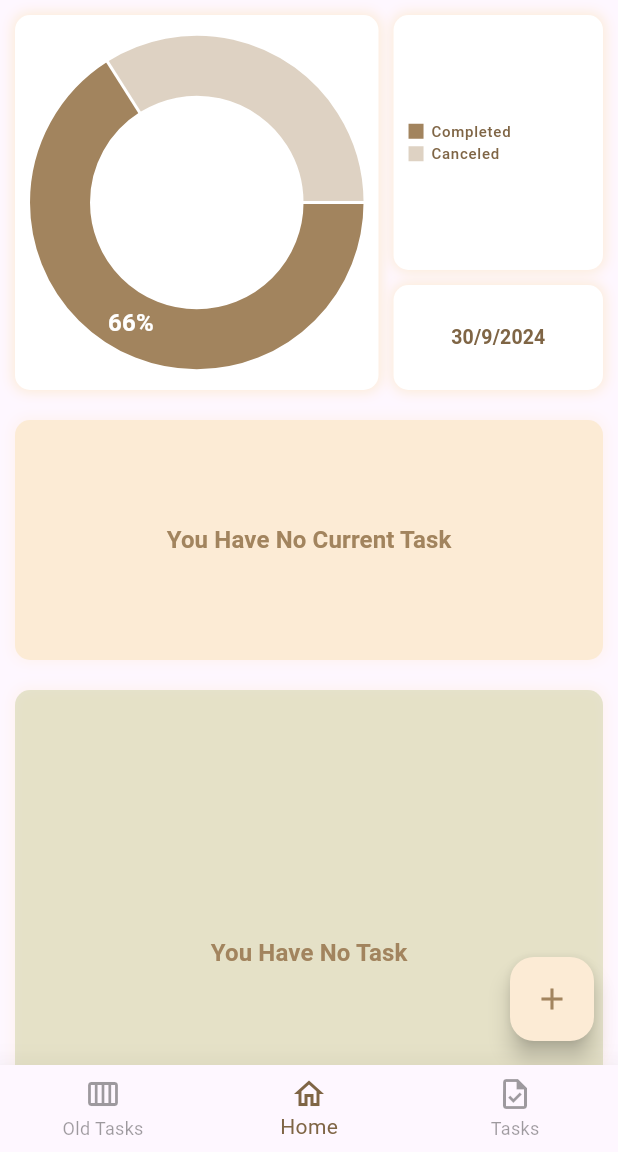
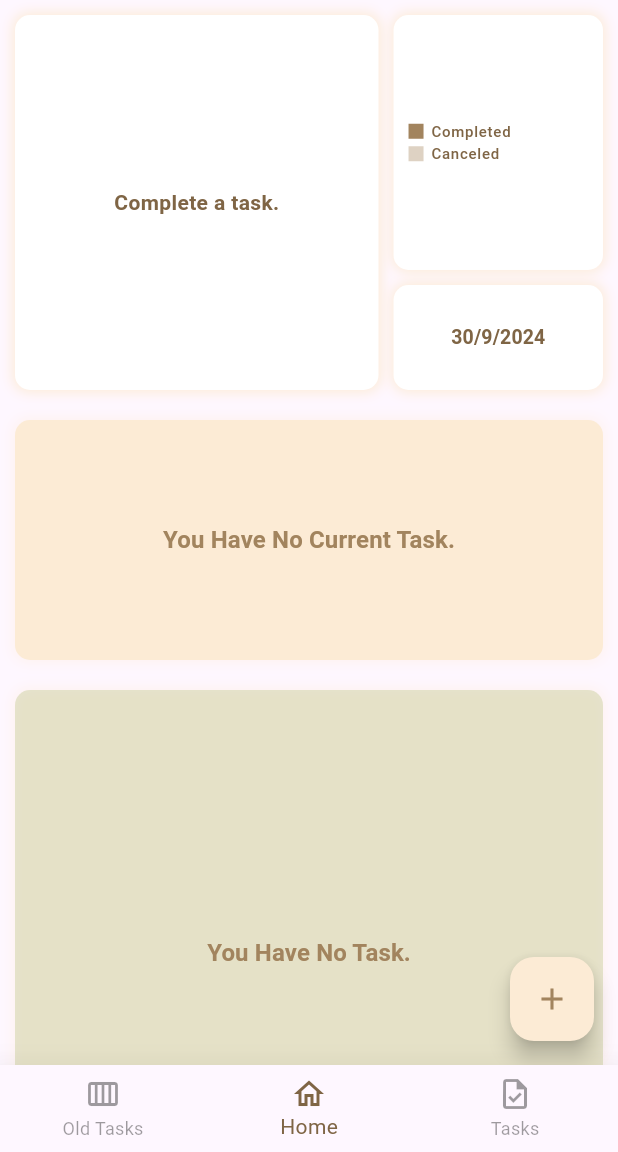
Before and after one commit to m-mhe/scheduler, a Flutter app: the screen it shows after launch, on a phone screen of 412 x 824 dp, the part 84-1236 px from its top. Run offline on Flutter 3.47's test engine with Material 3 defaults, Android fonts, the phone set to English and light mode, and no system bars; drawn by our look-alikes of fl_chart; our stand-ins replace get, numberpicker, sqflite; accounts and stored records are empty.

Commit message:
virson 1.0.0.0 completed

```diff
--- a/lib/data/entity.dart
+++ b/lib/data/entity.dart
@@ -11,7 +11,7 @@ class Entity {
 
   final String title;
   final String subTitle;
-  final String taskState;
+  String taskState;
   final int fromTime;
   final int toTime;
   final int date;
--- /dev/null
+++ b/lib/data/entity_two.dart
@@ -0,0 +1,18 @@
+class EntityTwo {
+  EntityTwo(
+      {required this.title,
+        required this.subTitle,
+        required this.taskState,});
+
+  final String title;
+  final String subTitle;
+  final String taskState;
+
+  Map<String, dynamic> toMap() {
+    return {
+      'title': title,
+      'subtitle': subTitle,
+      'taskState': taskState,
+    };
+  }
+}
--- a/lib/database_setup.dart
+++ b/lib/database_setup.dart
@@ -1,9 +1,10 @@
 import 'package:scheduler/data/entity.dart';
 import 'package:path/path.dart';
+import 'package:scheduler/data/entity_two.dart';
 import 'package:sqflite/sqflite.dart';
 
 class DatabaseSetup {
-  static Future<void> saveTask(Entity dataEntity) async {
+  static Future<void> saveActiveTask(Entity dataEntity) async {
     final connectToDataBase = await openDatabase(
       join(await getDatabasesPath(), 'scheduler.db'),
     );
@@ -43,4 +44,48 @@ class DatabaseSetup {
     await connectToDataBase.close();
     return taskList;
   }
+
+  static Future<void> deleteFromActiveDB(String title) async {
+    final connectToDatabase = await openDatabase(
+      join(await getDatabasesPath(), 'scheduler.db'),
+    );
+    await connectToDatabase.delete(
+      'active_task',
+      where: 'title = ?',
+      whereArgs: [title],
+    );
+    await connectToDatabase.close();
+  }
+
+  static Future<void> saveInactiveTask(EntityTwo dataEntity) async {
+    final connectToDataBase = await openDatabase(
+      join(await getDatabasesPath(), 'scheduler.db'),
+    );
+    await connectToDataBase.insert('inActive_task', dataEntity.toMap(),
+        conflictAlgorithm: ConflictAlgorithm.replace);
+    await connectToDataBase.close();
+  }
+
+  static Future<List<EntityTwo>> fetchFromInactiveDB() async {
+    List<EntityTwo> taskList = [];
+    final connectToDataBase = await openDatabase(
+      join(await getDatabasesPath(), 'scheduler.db'),
+    );
+    List<Map> data = await connectToDataBase.query('inActive_task');
+    for (final {
+    'title': title as String,
+    'subtitle': subtitle as String,
+    'taskState': taskState as String,
+    } in data) {
+      taskList.insert(
+        0,
+        EntityTwo(
+            title: title,
+            subTitle: subtitle,
+            taskState: taskState,),
+      );
+    }
+    await connectToDataBase.close();
+    return taskList;
+  }
 }
--- a/lib/main.dart
+++ b/lib/main.dart
@@ -6,9 +6,11 @@ import 'package:path/path.dart';
 Future<void> main() async {
   WidgetsFlutterBinding.ensureInitialized();
   await openDatabase(join(await getDatabasesPath(), 'scheduler.db'),
-      onCreate: (Database db, int v) {
-    db.execute(
+      onCreate: (Database db, int v) async {
+    await db.execute(
         'CREATE TABLE IF NOT EXISTS active_task(title TEXT, subtitle TEXT, taskState TEXT, fromTime INTEGER, toTime INTEGER, date INTEGER, month INTEGER, year INTEGER)');
+    await db.execute(
+        'CREATE TABLE IF NOT EXISTS inActive_task(title TEXT, subtitle TEXT, taskState TEXT)');
   }, version: 1);
   runApp(const MyApp());
 }
--- a/lib/ui/screens/create_task_screen.dart
+++ b/lib/ui/screens/create_task_screen.dart
@@ -170,7 +170,7 @@ class _CreateTaskScreenState extends State<CreateTaskScreen> {
                       _subTitleTEC.text.trim().isNotEmpty) {
                     Entity dataEntity = Entity(
                         title: _titleTEC.text,
-                        subTitle: _subTitleTEC.text,
+                        subTitle: '[$_fromTime12 - $_toTime12] ${_subTitleTEC.text}',
                         fromTime: _fromTime,
                         toTime: _toTime,
                         month: _currentTime.month,
@@ -182,7 +182,7 @@ class _CreateTaskScreenState extends State<CreateTaskScreen> {
                           text: 'Task is successfully created!',
                           color: Colors.green),
                     );
-                    await DatabaseSetup.saveTask(dataEntity);
+                    await DatabaseSetup.saveActiveTask(dataEntity);
                     Get.offAll(CommonBottomNavBar());
                   } else {
                     ScaffoldMessenger.of(context).showSnackBar(
--- a/lib/ui/screens/home_screen.dart
+++ b/lib/ui/screens/home_screen.dart
@@ -2,6 +2,7 @@ import 'package:fl_chart/fl_chart.dart';
 import 'package:flutter/material.dart';
 import 'package:get/get.dart';
 import 'package:scheduler/data/entity.dart';
+import 'package:scheduler/data/entity_two.dart';
 import 'package:scheduler/database_setup.dart';
 import 'package:scheduler/ui/screens/create_task_screen.dart';
 import '../utils/theme_colors.dart';
@@ -15,6 +16,9 @@ class HomeScreen extends StatefulWidget {
 }
 
 class _HomeScreenState extends State<HomeScreen> {
+  List<EntityTwo> _oldTaskList = [];
+  double _totalCanceled = 0;
+  double _totalCompleted = 0;
   int _chartTouchedIndex = -1;
   late DateTime _currentTime;
   final List<Entity> _currentTasks = [];
@@ -29,22 +33,48 @@ class _HomeScreenState extends State<HomeScreen> {
           data.date < _currentTime.day ||
           data.month < _currentTime.month ||
           data.year < _currentTime.year) {
+        if (data.toTime < _currentTime.hour ||
+            data.date < _currentTime.day ||
+            data.month < _currentTime.month ||
+            data.year < _currentTime.year) {
+          data.taskState = 'Late';
+        }
         _currentTasks.add(data);
       }
     }
+    await _calculateTask();
     _allTasks = dataList;
     setState(() {});
   }
-  Future<void> _refreshScreen() async{
+
+  Future<void> _refreshScreen() async {
     bool active = true;
-    while(active){
+    while (active) {
       await Future.delayed(const Duration(seconds: 5));
+      if (DateTime.now().hour != _currentTime.hour) {
         await _fetch();
+        await Future.delayed(const Duration(minutes: 59));
       }
+    }
+  }
+
+  Future<void> _calculateTask() async {
+    _totalCanceled = 0;
+    _totalCompleted = 0;
+    _oldTaskList = await DatabaseSetup.fetchFromInactiveDB();
+    for (EntityTwo task in _oldTaskList) {
+      if (task.taskState == 'Completed') {
+        _totalCompleted++;
+      } else {
+        _totalCanceled++;
+      }
+    }
+    setState(() {});
   }
 
   @override
   void initState() {
+    _calculateTask();
     _fetch();
     _refreshScreen();
     super.initState();
@@ -77,6 +107,14 @@ class _HomeScreenState extends State<HomeScreen> {
                       height: 250,
                       width: MediaQuery.sizeOf(context).width / 1.7,
                       child: Center(
+                        child: Visibility(
+                          visible: _oldTaskList.isNotEmpty,
+                          replacement: const Text(
+                            'Complete a task.',
+                            style: TextStyle(
+                                color: ThemeColors.titleColor,
+                                fontWeight: FontWeight.w600),
+                          ),
                           child: Padding(
                             padding: const EdgeInsets.all(10),
                             child: PieChart(
@@ -96,26 +134,31 @@ class _HomeScreenState extends State<HomeScreen> {
                                 }),
                                 sections: [
                                   PieChartSectionData(
-                                  title: '66%',
+                                    title:
+                                        '${((_totalCompleted / (_totalCompleted + _totalCanceled)) * 100).toStringAsFixed(2)}%',
                                     titleStyle: Theme.of(context)
                                         .textTheme
                                         .labelLarge!
                                         .copyWith(color: Colors.white),
                                     showTitle: true,
-                                  value: 66,
+                                    value: _totalCompleted,
                                     color: ThemeColors.accentColor,
                                   ),
                                   PieChartSectionData(
-                                  title: '34%',
+                                    title:
+                                        '${((_totalCanceled / (_totalCanceled + _totalCompleted)) * 100).toStringAsFixed(2)}%',
                                     titleStyle: Theme.of(context)
                                         .textTheme
                                         .labelLarge!
-                                      .copyWith(color: ThemeColors.titleColor),
+                                        .copyWith(
+                                            color: ThemeColors.titleColor),
                                     showTitle: _chartTouchedIndex == 1,
-                                  value: 34,
-                                  color: ThemeColors.midColor.withOpacity(0.4),
+                                    value: _totalCanceled,
+                                    color:
+                                        ThemeColors.midColor.withOpacity(0.4),
                                   ),
                                 ],
+                              ),
                             ),
                           ),
                         ),
@@ -254,7 +297,7 @@ class _HomeScreenState extends State<HomeScreen> {
                     visible: _currentTasks.isNotEmpty,
                     replacement: Center(
                       child: Text(
-                        'You Have No Current Task',
+                        'You Have No Current Task.',
                         style: Theme.of(context)
                             .textTheme
                             .labelLarge!
@@ -301,7 +344,7 @@ class _HomeScreenState extends State<HomeScreen> {
                     visible: _allTasks.isNotEmpty,
                     replacement: Center(
                       child: Text(
-                        'You Have No Task',
+                        'You Have No Task.',
                         style: Theme.of(context)
                             .textTheme
                             .labelLarge!
@@ -360,13 +403,17 @@ class _HomeScreenState extends State<HomeScreen> {
             ),
       ),
       trailing: ElevatedButton(
-        onPressed: () {
-          showDialog(
+        onPressed: () async {
+          await showDialog(
             context: context,
             builder: (context) {
-              return const AskTaskCompleteConfirmation();
+              return AskTaskCompleteConfirmation(
+                title: taskTitle,
+                subTitle: taskSubTitle,
+              );
             },
           );
+          await _fetch();
         },
         child: Text(taskState),
       ),
```
Also changed, not shown: lib/ui/screens/previous_tasks_screen.dart (+18 -5 lines), lib/ui/screens/task_screen.dart (+17 -6 lines), lib/ui/widgets/ask_task_complete_confirmation.dart (+16 -3 lines). Lines whose indentation alone changed are shown as unchanged.
